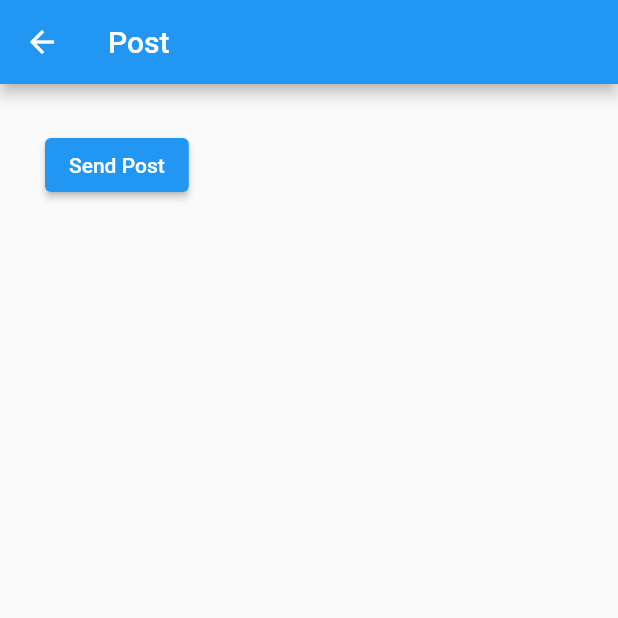
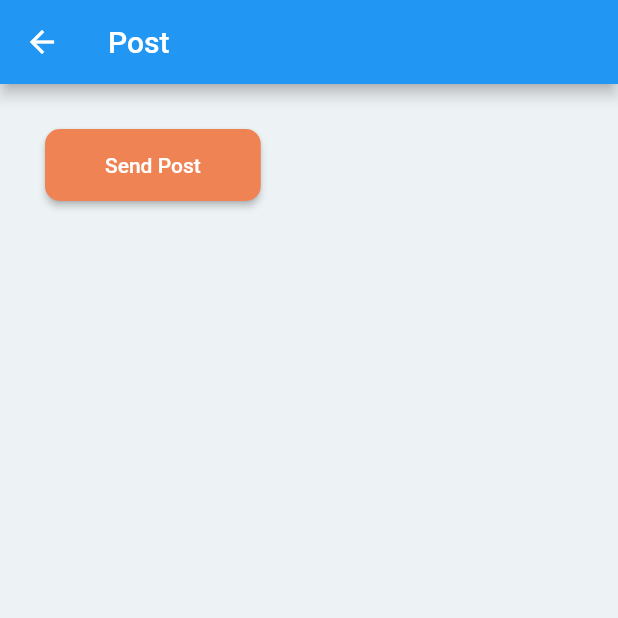
Before and after one commit to AdityaAg10/working_api, a Flutter app: the screen it shows after launch, after a tap on "Post", on a phone screen of 412 x 824 dp, the top half of it. Run offline on Flutter 3.47's test engine with Material 2 defaults, Android fonts, the phone set to English and light mode, and no system bars; network calls fail.

Commit message:
Update main.dart

```diff
--- a/lib/main.dart
+++ b/lib/main.dart
@@ -1,100 +1,141 @@
-// ignore_for_file: prefer_const_constructors, prefer_const_literals_to_create_immutables, sort_child_properties_last, unused_import
+import 'package:flutter/material.dart';
 
-import 'package:api_app/DeleteData.dart';
-import 'package:api_app/PostData.dart';
-import 'package:flutter/material.dart';
 import 'GetData.dart';
-import 'package:http/http.dart' as http;
+import 'PostData.dart';
 import 'PutData.dart';
+import 'DeleteData.dart';
 
 void main() {
   runApp(MyApp());
 }
 
 class MyApp extends StatelessWidget {
-  const MyApp({super.key});
+  const MyApp({Key? key}) : super(key: key);
 
   @override
   Widget build(BuildContext context) {
     return MaterialApp(
       debugShowCheckedModeBanner: false,
       home: HomePage(),
-    );
-  }
-}
-
-class HomePage extends StatelessWidget {
-  const HomePage({super.key});
-
-  @override
-  Widget build(BuildContext context) {
-    return Scaffold(
-      backgroundColor: Colors.blueAccent,
-      appBar: AppBar(
-        title: Text("Working API app"),
-      ),
-      body: Center(
-        child: Container(
-          padding: EdgeInsetsDirectional.symmetric(horizontal: 100, vertical: 120),
-          child: Column(
-            children: [
-              MaterialButton(
-                child: Text(
-                  'Get',
-                  style: TextStyle(fontSize: 20.0),
-                ),
-                color: Colors.purpleAccent,
-                textColor: Colors.white,
-                onPressed: () {
-                  Navigator.push(context, MaterialPageRoute(builder: (context) => GetData()));
-                },
-              ),
-              SizedBox(
-                height: 40,
-              ),
-              MaterialButton(
-                child: Text(
-                  'Post',
-                  style: TextStyle(fontSize: 20.0),
-                ),
-                color: Colors.purpleAccent,
-                textColor: Colors.white,
-                onPressed: () {
-                  Navigator.push(context, MaterialPageRoute(builder: (context) => PostData()));
-                },
-              ),
-              SizedBox(
-                height: 40,
-              ),
-              MaterialButton(
-                child: Text(
-                  'Put',
-                  style: TextStyle(fontSize: 20.0),
-                ),
-                color: Colors.purpleAccent,
-                textColor: Colors.white,
-                onPressed: () {
-                  Navigator.push(context, MaterialPageRoute(builder: (context) => PutData()));
-                },
-              ),
-              SizedBox(
-                height: 40,
-              ),
-              MaterialButton(
-                child: Text(
-                  'Delete',
-                  style: TextStyle(fontSize: 20.0),
-                ),
-                color: Colors.purpleAccent,
-                textColor: Colors.white,
-                onPressed: () {
-                  Navigator.push(context, MaterialPageRoute(builder: (context) => DeleteData()));
-                },
-              ),
-            ],
+      theme: ThemeData(
+        primaryColor: Color(0xFF2D3142), // Set primary color
+        hintColor: Color(0xFFEF8354), // Set accent color
+        scaffoldBackgroundColor: Color(0xFFEDF2F4), // Set scaffold background color
+        elevatedButtonTheme: ElevatedButtonThemeData(
+          style: ElevatedButton.styleFrom(
+            primary: Color(0xFFEF8354), // Set button color
+            padding: EdgeInsets.symmetric(horizontal: 40, vertical: 16),
+            shape: RoundedRectangleBorder(
+              borderRadius: BorderRadius.circular(10.0),
+            ),
           ),
         ),
       ),
     );
   }
 }
+
+class HomePage extends StatelessWidget {
+  const HomePage({Key? key}) : super(key: key);
+
+  @override
+  Widget build(BuildContext context) {
+    return Scaffold(
+      appBar: AppBar(
+        title: Text(
+          "Working API App",
+          style: TextStyle(
+            color: Colors.white,
+            fontSize: 20.0,
+            fontWeight: FontWeight.bold,
+          ),
+        ),
+        backgroundColor: Theme.of(context).primaryColor,
+        centerTitle: true,
+        elevation: 0,
+      ),
+      body: Container(
+        padding: EdgeInsets.symmetric(horizontal: 16, vertical: 32),
+        decoration: BoxDecoration(
+          color: Colors.white,
+          borderRadius: BorderRadius.only(
+            topLeft: Radius.circular(40.0),
+            topRight: Radius.circular(40.0),
+          ),
+        ),
+        child: Column(
+          crossAxisAlignment: CrossAxisAlignment.stretch,
+          children: [
+            ElevatedButton(
+              onPressed: () {
+                Navigator.push(
+                  context,
+                  MaterialPageRoute(builder: (context) => GetData()),
+                );
+              },
+              child: Text(
+                'Get',
+                style: TextStyle(
+                  color: Colors.white,
+                  fontSize: 20.0,
+                  fontWeight: FontWeight.bold,
+                ),
+              ),
+            ),
+            SizedBox(height: 16),
+            ElevatedButton(
+              onPressed: () {
+                Navigator.push(
+                  context,
+                  MaterialPageRoute(builder: (context) => PostData()),
+                );
+              },
+              child: Text(
+                'Post',
+                style: TextStyle(
+                  color: Colors.white,
+                  fontSize: 20.0,
+                  fontWeight: FontWeight.bold,
+                ),
+              ),
+            ),
+            SizedBox(height: 16),
+            ElevatedButton(
+              onPressed: () {
+                Navigator.push(
+                  context,
+                  MaterialPageRoute(builder: (context) => PutData()),
+                );
+              },
+              child: Text(
+                'Put',
+                style: TextStyle(
+                  color: Colors.white,
+                  fontSize: 20.0,
+                  fontWeight: FontWeight.bold,
+                ),
+              ),
+            ),
+            SizedBox(height: 16),
+            ElevatedButton(
+              onPressed: () {
+                Navigator.push(
+                  context,
+                  MaterialPageRoute(builder: (context) => DeleteData()),
+                );
+              },
+              child: Text(
+                'Delete',
+                style: TextStyle(
+                  color: Colors.white,
+                  fontSize: 20.0,
+                  fontWeight: FontWeight.bold,
+                ),
+              ),
+            ),
+          ],
+        ),
+      ),
+    );
+  }
+}
```
